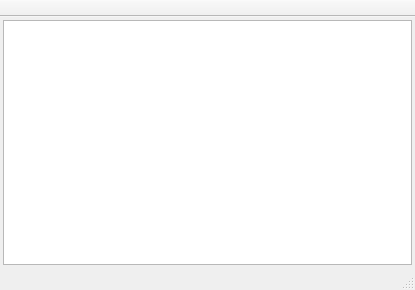
The window that src/plugins/filestreamsmanager/filestreamswindow.ui (vacuum-im/vacuum-im) describes before a commit, drawn with Qt 5.
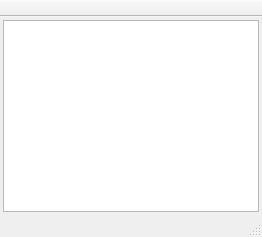
The same window after the commit.

Commit message:
Исправление диалога передачи файлов
Убрано явное задание размера

```diff
--- a/src/plugins/filestreamsmanager/filestreamswindow.ui
+++ b/src/plugins/filestreamsmanager/filestreamswindow.ui
@@ -2,14 +2,6 @@
 <ui version="4.0">
  <class>FileStreamsWindowClass</class>
  <widget class="QMainWindow" name="FileStreamsWindowClass">
-  <property name="geometry">
-   <rect>
-    <x>0</x>
-    <y>0</y>
-    <width>415</width>
-    <height>290</height>
-   </rect>
-  </property>
   <property name="iconSize">
    <size>
     <width>16</width>
```
